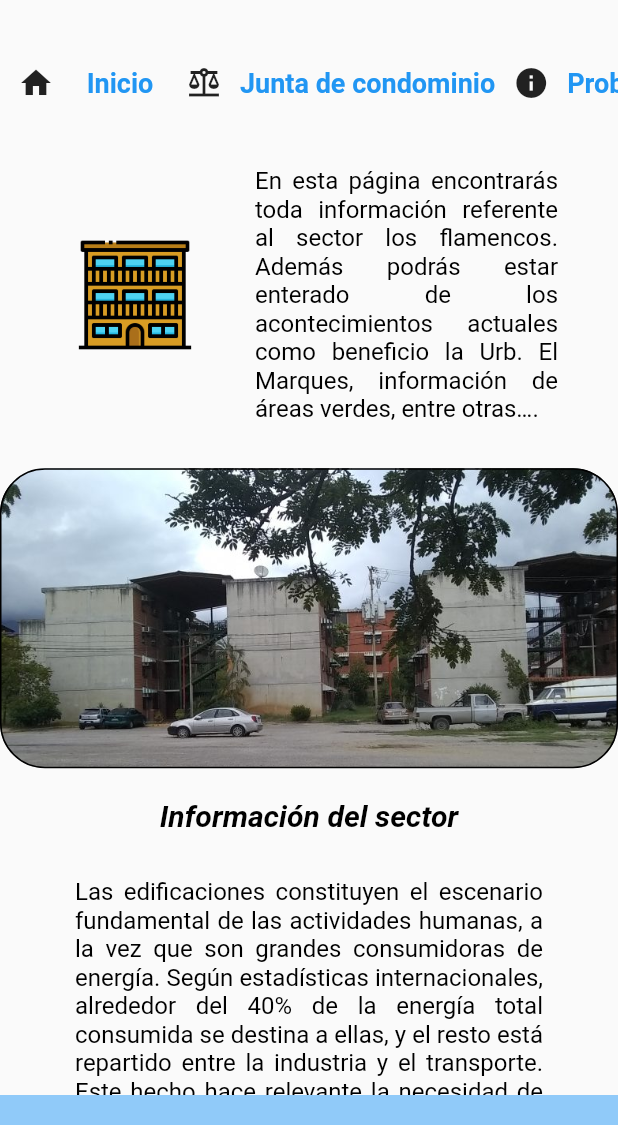
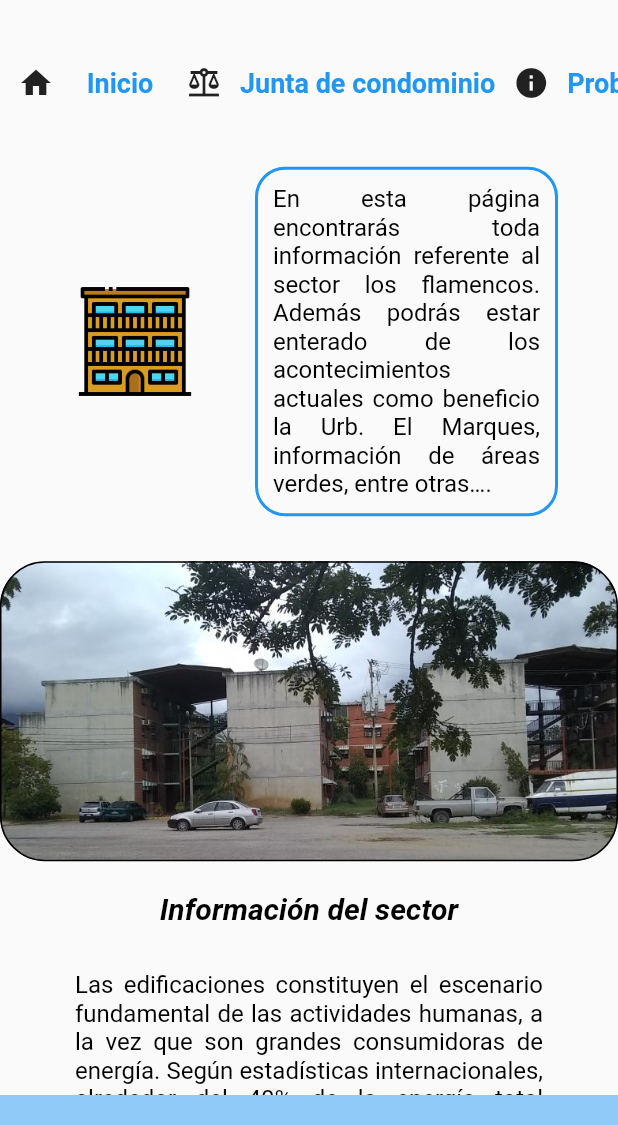
Before and after one commit to bleico/condominio_flamencos, a Flutter app: the screen it shows after launch, on a phone screen of 412 x 824 dp, the part 111-1236 px from its top. Run offline on Flutter 3.47's test engine with Material 2 defaults, Android fonts, the light colour scheme and no system bars; our stand-ins replace beamer.

Commit message:
agregado borde en el home

```diff
--- a/lib/main.dart
+++ b/lib/main.dart
@@ -145,6 +145,14 @@ class _MyHomePageState extends State<MyHomePage> {
                 ),
                 Expanded(
                   child: Container(
+                    decoration: BoxDecoration(
+                      borderRadius: BorderRadius.circular(20),
+                      border: Border.all(
+                        color: Colors.blue,
+                        width: 2,
+                      ),
+                    ),
+                    padding: const EdgeInsets.all(10),
                     margin: const EdgeInsets.symmetric(horizontal: 40),
                     child: const Text(
                       'En esta página encontrarás toda información referente al sector los flamencos. Además podrás estar enterado de los acontecimientos actuales como beneficio la Urb. El Marques, información de áreas verdes, entre otras….',
```
